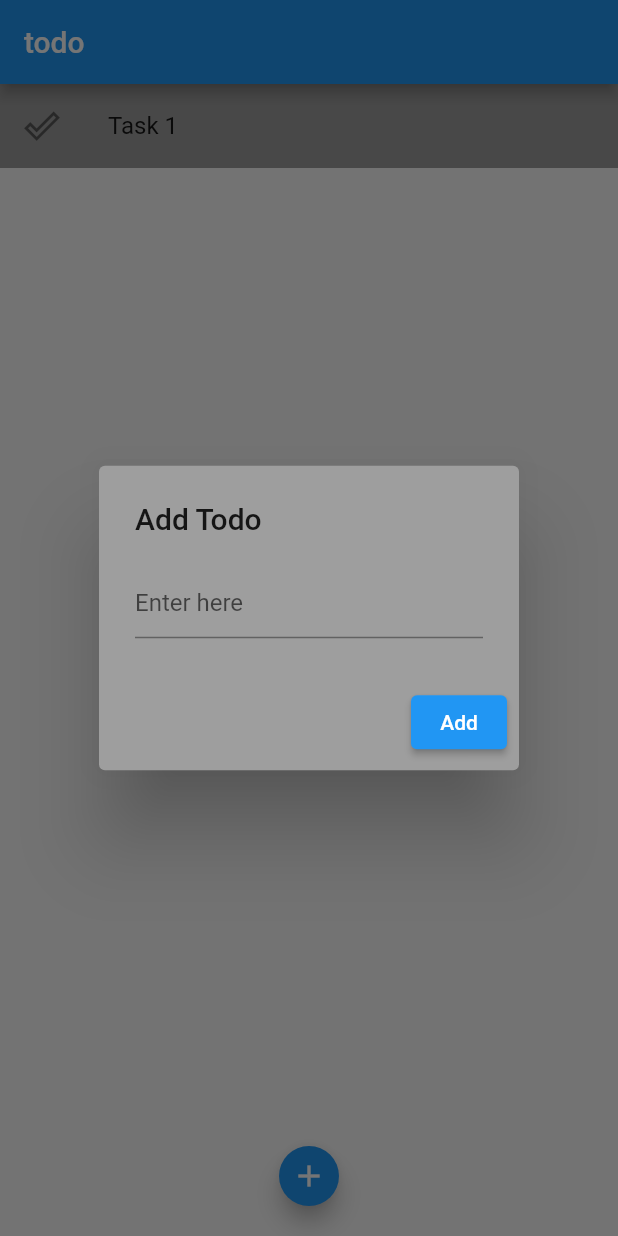
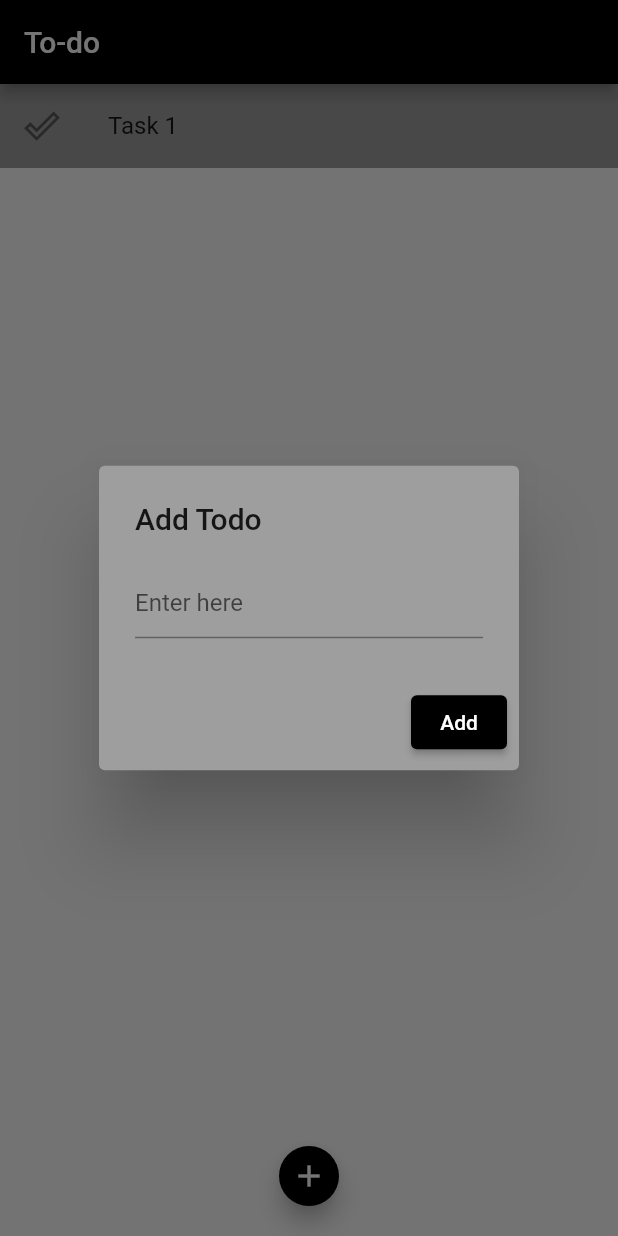
Before and after one commit to KennethYousuf/To-do-app, a Flutter app: the screen it shows after launch, after a tap on the "add" icon, on a phone screen of 412 x 824 dp. Run offline on Flutter 3.47's test engine with Material 2 defaults, Android fonts, the phone set to English and light mode, and no system bars.

Commit message:
made changes

```diff
--- a/lib/home.dart
+++ b/lib/home.dart
@@ -7,7 +7,8 @@ class Home extends StatelessWidget {
   Widget build(BuildContext context) {
     return Scaffold(
         appBar: AppBar(
-          title: Text("todo"),
+          backgroundColor: Colors.black,
+          title: Text("To-do"),
         ),
         body: ListView(
           children: [
@@ -25,7 +26,7 @@ class Home extends StatelessWidget {
         floatingActionButton: FloatingActionButton(
           child: Icon(Icons.add_outlined),
           mini: true,
-          backgroundColor: Colors.blue,
+          backgroundColor: Colors.black,
           onPressed: () {
             showDialog(
                 context: context,
@@ -34,6 +35,8 @@ class Home extends StatelessWidget {
                       title: Text("Add Todo"),
                       actions: [
                         ElevatedButton(
+                            style: ElevatedButton.styleFrom(
+                                backgroundColor: Colors.black),
                             onPressed: () {
                               //add function here with firebase later
                               Navigator.pop(context);
```
Also changed, not shown: lib/pages/add_todo.dart (deleted, +0 -11 lines).
